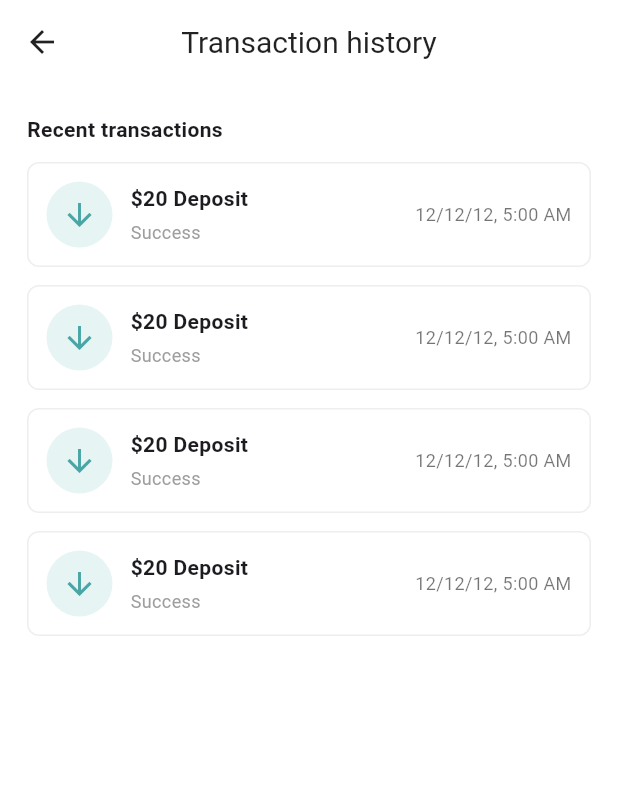
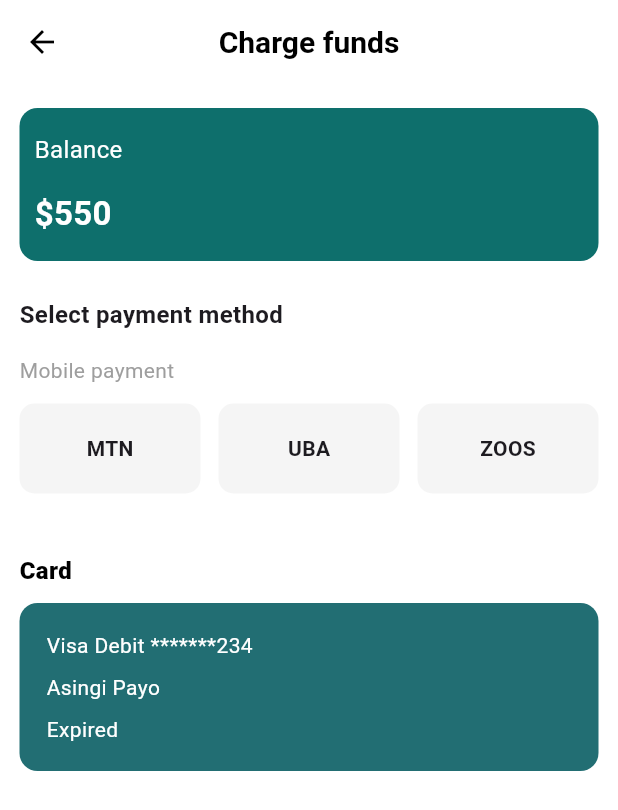
Before and after one commit to LivingstonTardzenyuy/taxi_app, a Flutter app: the DriverPaymentDetails screen opened directly, after a tap on "Confirm Payment Method", on a phone screen of 412 x 824 dp. Shown: the top 810 px of the screen. Run offline on Flutter 3.47's test engine with Material 3 defaults, Android fonts, the phone set to English and light mode, and no system bars; our stand-ins replace file_picker, fl_chart, get, google_fonts; missing offline and left inert: dart:ffi.

Commit message:
work on boooking

```diff
--- a/lib/driver_app/driver_profile/views/help_center.dart
+++ b/lib/driver_app/driver_profile/views/help_center.dart
@@ -47,7 +47,7 @@ class _HelpCenterScreenState extends State<HelpCenterScreen> with SingleTickerPr
         child: Column(
           children: [
             AuthTextField(hint: 'Search', controller: _searchController),
-            const SizedBox(height: 12),
+            const SizedBox(height: 22),
             TabBar(
               controller: _tabController,
               indicatorColor: AppColors.primaryColor,
--- /dev/null
+++ b/lib/driver_app/payment/views/charge_funds_1.dart
@@ -0,0 +1,179 @@
+import 'package:flutter/material.dart';
+import 'package:get/get_core/src/get_main.dart';
+import 'package:get/get_navigation/src/extension_navigation.dart';
+import 'package:taxi_app/driver_app/payment/views/charge_funds_2.dart';
+import '../../../theme/colors.dart';
+
+class ChargeFunds1 extends StatelessWidget {
+  const ChargeFunds1({Key? key}) : super(key: key);
+
+  @override
+  Widget build(BuildContext context) {
+    return Scaffold(
+      backgroundColor: Colors.white,
+      appBar: AppBar(
+        elevation: 0,
+        backgroundColor: Colors.white,
+        leading: const BackButton(color: Colors.black),
+        centerTitle: true,
+        title: const Text(
+          'Charge funds',
+          style: TextStyle(
+            color: Colors.black,
+            fontWeight: FontWeight.w600,
+          ),
+        ),
+      ),
+      body: Padding(
+        padding: const EdgeInsets.symmetric(vertical: 16, horizontal: 13),
+        child: Column(
+          crossAxisAlignment: CrossAxisAlignment.start,
+          children: [
+
+            /// Balance Card
+            Container(
+              width: double.infinity,
+              padding: const EdgeInsets.symmetric(vertical: 16, horizontal: 10),
+              decoration: BoxDecoration(
+                color: const Color(0xFF0E6F6C),
+                borderRadius: BorderRadius.circular(12),
+              ),
+              child: Column(
+                crossAxisAlignment: CrossAxisAlignment.start,
+                children: const [
+                  Text(
+                    'Balance',
+                    style: TextStyle(
+                      color: Colors.white,
+                      fontSize: 16,
+                    ),
+                  ),
+                  SizedBox(height: 16),
+                  Text(
+                    '\$550',
+                    style: TextStyle(
+                      color: Colors.white,
+                      fontSize: 22,
+                      fontWeight: FontWeight.bold,
+                    ),
+                  ),
+                ],
+              ),
+            ),
+
+            const SizedBox(height: 24),
+
+            /// Select Payment Method
+            const Text(
+              'Select payment method',
+              style: TextStyle(
+                fontSize: 16,
+                fontWeight: FontWeight.w600,
+              ),
+            ),
+
+            const SizedBox(height: 16),
+
+            const Text(
+              'Mobile payment',
+              style: TextStyle(
+                fontSize: 14,
+                color: Colors.grey,
+              ),
+            ),
+
+            const SizedBox(height: 12),
+
+            /// Mobile Payment Options
+            Row(
+              children: [
+                _mobilePayCard('MTN', Icons.phone_android),
+                const SizedBox(width: 12),
+                _mobilePayCard('UBA', Icons.account_balance),
+                const SizedBox(width: 12),
+                _mobilePayCard('ZOOS', Icons.flash_on),
+              ],
+            ),
+
+            const SizedBox(height: 40),
+
+            /// Card Payment
+            const Text(
+              'Card',
+              style: TextStyle(
+                fontSize: 16,
+                fontWeight: FontWeight.w800,
+                color: Colors.black,
+              ),
+            ),
+
+            const SizedBox(height: 10),
+
+            /// Expired Card
+            Container(
+              width: double.infinity,
+              padding: const EdgeInsets.all(18),
+              decoration: BoxDecoration(
+                color: AppColors.primaryColor,
+                borderRadius: BorderRadius.circular(12),
+              ),
+              child: Column(
+                crossAxisAlignment: CrossAxisAlignment.start,
+                spacing: 8,
+                children: const [
+                  Text(
+                      'Visa Debit *******234',
+                      style: TextStyle(
+                          color: Colors.white
+                      )
+                  ),
+                  // SizedBox(height: 8),
+                  Text(
+                      'Asingi Payo',
+                      style: TextStyle(
+                          color: Colors.white
+                      )
+                  ),
+                  Text(
+                      'Expired',
+                      style: TextStyle(
+                          color: Colors.white
+                      )
+                  ),
+                ],
+                // const SizedBox()],
+              ),
+            ),
+          ],
+        ),
+      ),
+    );
+  }
+
+  /// Mobile Payment Card
+  Widget _mobilePayCard(String label, IconData icon) {
+    return Expanded(
+      child: InkWell(
+        onTap: () {
+          print("You just clicked me");
+          Get.to(ChargeFunds2());
+        },
+        child: Container(
+          height: 60,
+          decoration: BoxDecoration(
+            color: Colors.grey.shade100,
+            borderRadius: BorderRadius.circular(10),
+          ),
+          child: Center(
+            child: Text(
+              label,
+              style: const TextStyle(
+                fontWeight: FontWeight.w600,
+              ),
+            ),
+          ),
+        ),
+      )
+    );
+  }
+}
--- a/lib/driver_app/payment/views/payment_details.dart
+++ b/lib/driver_app/payment/views/payment_details.dart
@@ -3,6 +3,7 @@ import 'package:get/get_core/src/get_main.dart';
 import 'package:get/get_navigation/src/extension_navigation.dart';
 import 'package:taxi_app/agencyAdmin/admin_payment/view/add_payment.dart';
 import 'package:taxi_app/agencyAdmin/admin_payment/view/transaction_history.dart';
+import 'package:taxi_app/driver_app/payment/views/charge_funds_1.dart';
 import 'package:taxi_app/driver_app/payment/views/transaction_history.dart';
 
 import '../../../client_app/authentication/widgets/primary_button.dart';
@@ -71,7 +72,8 @@ class DriverPaymentDetails extends StatelessWidget {
                 child: PrimaryButton(
                     label: "Confirm Payment Method",
                     onPressed: () {
-                      Get.to(DriverTransactionHistoryScreen());
+                      // Get.to(DriverTransactionHistoryScreen());
+                      Get.to(ChargeFunds1());
                       // Get.to(PaymentAdd());
                     }),
               ),
```
Also changed, not shown: lib/driver_app/booking/views/earning.dart (+5 -4 lines), lib/driver_app/payment/views/charge_funds3.dart (added, +125 -0 lines), lib/driver_app/payment/views/charge_funds_2.dart (added, +167 -0 lines).
